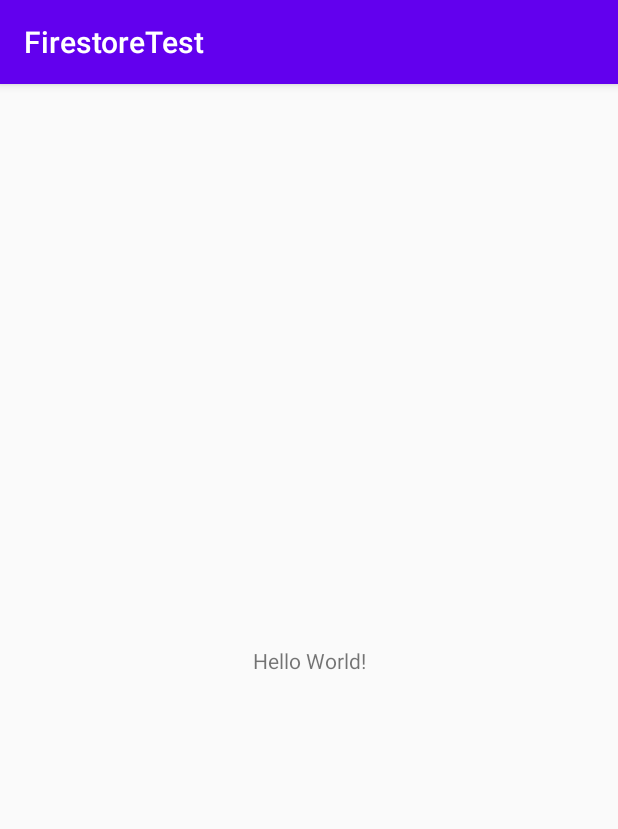
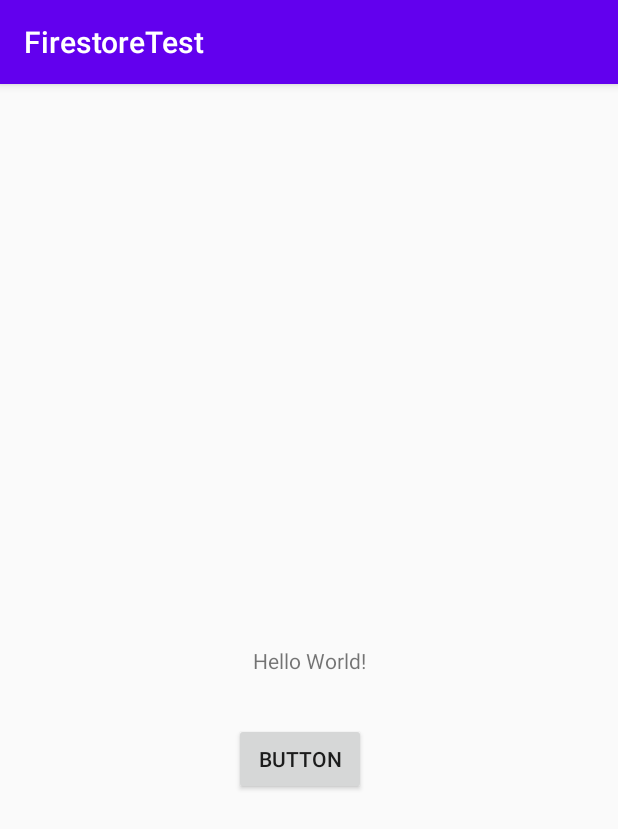
Before and after one commit to KartikBhargava/FirestoreTest, an Android app: the screen it shows after launch (MainActivity), on a phone screen of 412 x 824 dp. Shown: the top 829 px of the screen. Run offline under Robolectric (Android 15) with nearby library versions, the phone set to English and light mode, and no system bars; our stand-ins replace Firebase (no records; nobody signed in at launch, a user with empty details on screens opened directly).

Commit message:
added button

```diff
--- a/app/src/main/java/com/example/firestoretest/MainActivity.kt
+++ b/app/src/main/java/com/example/firestoretest/MainActivity.kt
@@ -2,6 +2,8 @@ package com.example.firestoretest
 
 import androidx.appcompat.app.AppCompatActivity
 import android.os.Bundle
+import android.view.View
+import android.widget.Button
 import android.widget.Toast
 import com.google.firebase.firestore.FirebaseFirestore
 import java.util.HashMap
@@ -10,20 +12,39 @@ class MainActivity : AppCompatActivity() {
 
     var fb = FirebaseFirestore.getInstance()
     var data :HashMap<String, String> = HashMap<String, String>()
+    lateinit var button : Button
 
     override fun onCreate(savedInstanceState: Bundle?) {
         super.onCreate(savedInstanceState)
         setContentView(R.layout.activity_main)
+        button = findViewById(R.id.button)
 
         data.put("name", "Kartik")
         data.put("Hello", "Hello")
         fb.collection("Location").document("27").collection("273001").document("8174033803").set(data as Map<String, Any>)
+        fb.collection("Location")
+            .get()
+            .addOnSuccessListener {
+                it.forEach {
+                    var id = it.id
+                    fb.collection("Location").document(id).get().addOnSuccessListener { i1t ->
+                        var id2 = i1t.id
+                        Toast.makeText(this,id2 , Toast.LENGTH_SHORT).show()
+                    }
+                }
 
-        fb.collection("Location")
+            }
+
+    }
+
+    override fun onResume() {
+        super.onResume()
+        button.setOnClickListener {
+            fb.collection("Location")
                 .get()
-                .addOnCompleteListener {
-                    for(document in it.result!!) {
-                     var id = document.id
+                .addOnSuccessListener {
+                    for(document in it) {
+                        var id = document.id
                         fb.collection("Location").document(id).get().addOnSuccessListener { i1t ->
                             var id2 = i1t.id
                             Toast.makeText(this,id2 , Toast.LENGTH_SHORT).show()
@@ -31,5 +52,11 @@ class MainActivity : AppCompatActivity() {
                     }
 
                 }
+        }
+    }
+
+    override fun onPause() {
+        super.onPause()
+        button.setOnClickListener(null)
     }
 }
--- a/app/src/main/res/layout/activity_main.xml
+++ b/app/src/main/res/layout/activity_main.xml
@@ -7,6 +7,7 @@
     tools:context=".MainActivity">
 
     <TextView
+        android:id="@+id/textView"
         android:layout_width="wrap_content"
         android:layout_height="wrap_content"
         android:text="Hello World!"
@@ -15,4 +16,13 @@
         app:layout_constraintRight_toRightOf="parent"
         app:layout_constraintTop_toTopOf="parent" />
 
+    <Button
+        android:id="@+id/button"
+        android:layout_width="wrap_content"
+        android:layout_height="wrap_content"
+        android:layout_marginTop="32dp"
+        android:text="Button"
+        app:layout_constraintEnd_toEndOf="@+id/textView"
+        app:layout_constraintTop_toBottomOf="@+id/textView" />
+
 </androidx.constraintlayout.widget.ConstraintLayout>
```
Also changed, not shown: 1 other file.
